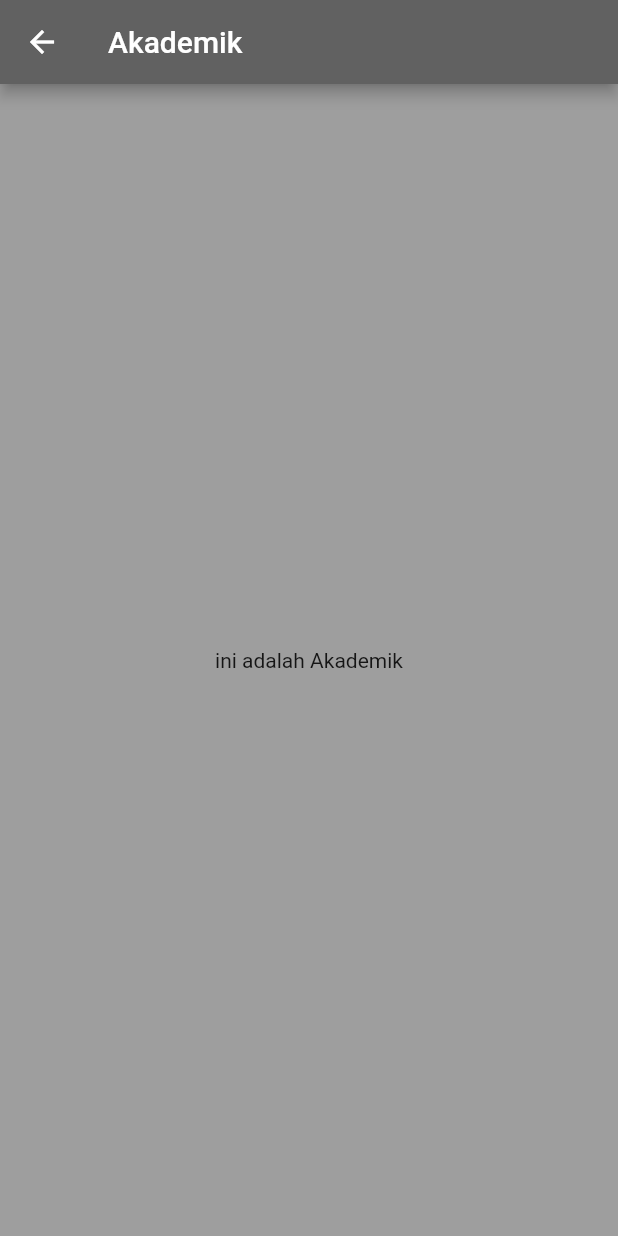
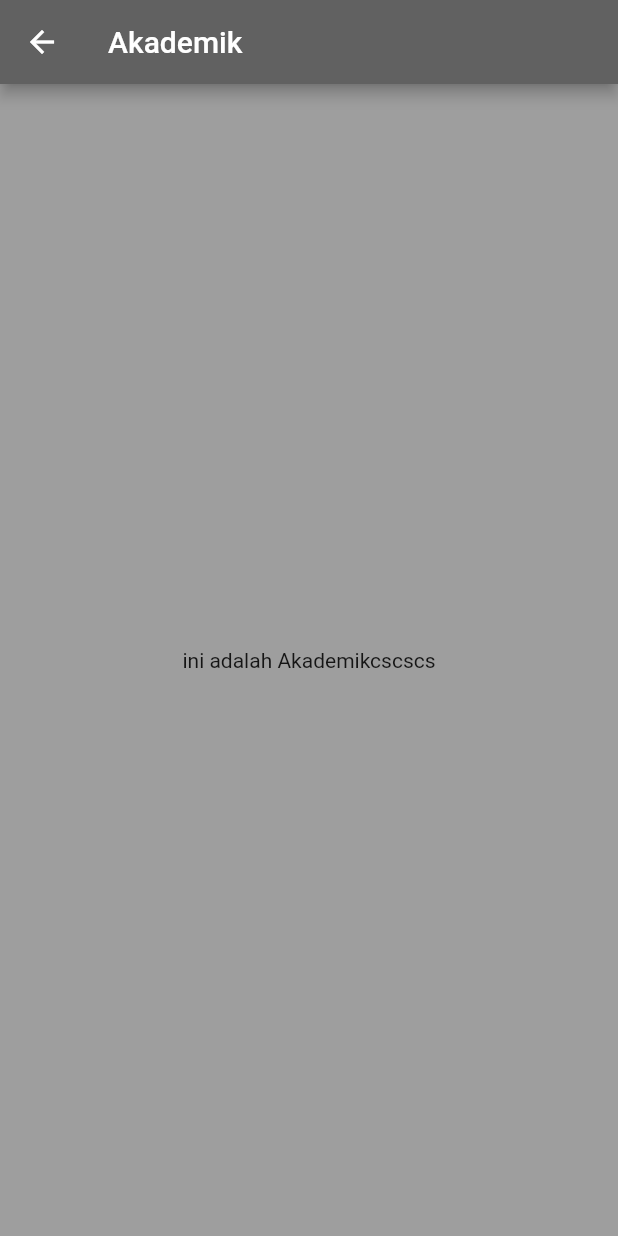
Before and after one commit to DESFIANTO/uts_desfianto, a Flutter app: the Akademik screen opened directly, on a phone screen of 412 x 824 dp. Run offline on Flutter 3.47's test engine with Material 2 defaults, Android fonts, the phone set to English and light mode, and no system bars.

Commit message:
commit 1

```diff
--- a/lib/akademik.dart
+++ b/lib/akademik.dart
@@ -1,5 +1,4 @@
 import 'package:flutter/material.dart';
-
 
 class Akademik extends StatelessWidget {
   const Akademik({super.key});
@@ -16,7 +15,7 @@ class Akademik extends StatelessWidget {
         child: Column(
           mainAxisAlignment: MainAxisAlignment.center,
           children: const <Widget>[
-            Text("ini adalah Akademik"),
+            Text("ini adalah Akademikcscscs"),
           ],
         ),
       ),
```
